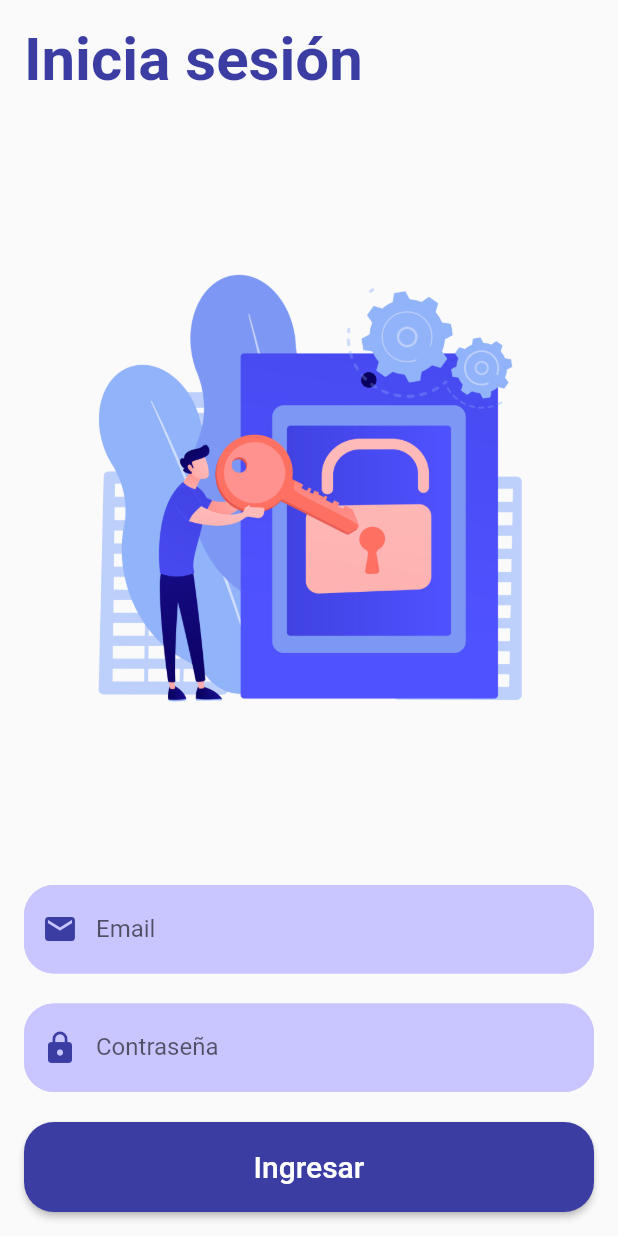
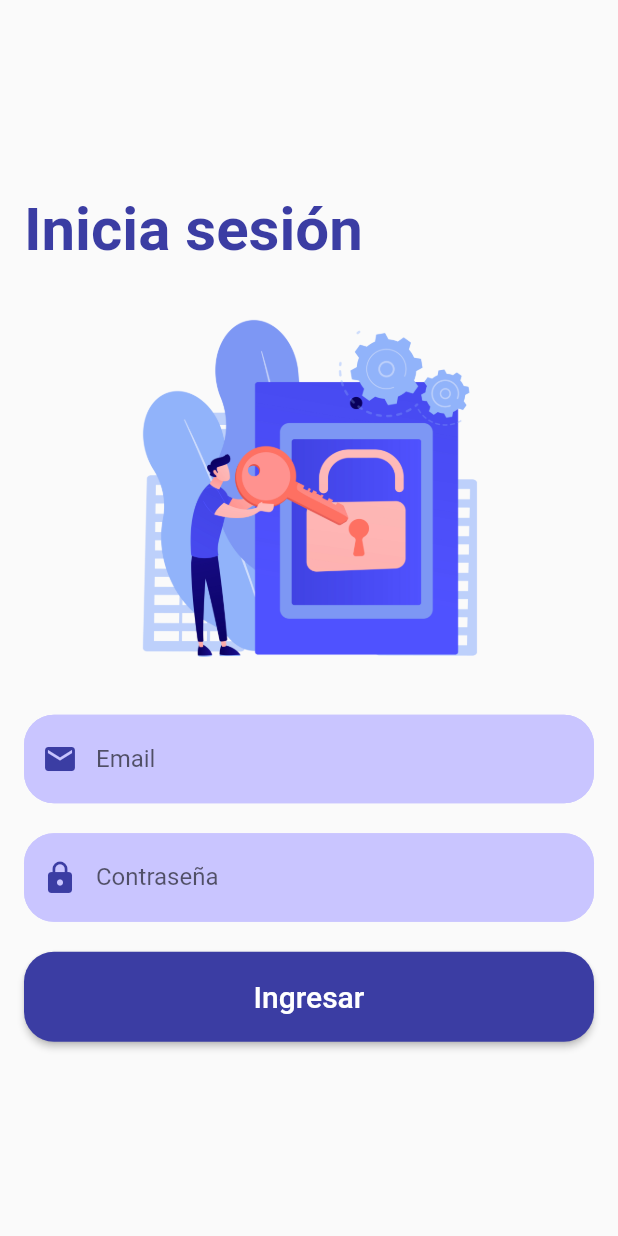
Before and after one commit to nayenjoaquin/proyecto1, a Flutter app: the screen it shows after launch, on a phone screen of 412 x 824 dp. Run offline on Flutter 3.47's test engine with Material 2 defaults, Android fonts, the phone set to English and light mode, and no system bars; our stand-ins replace cool_alert, fluttertoast, shared_preferences.

Commit message:
fixing login overflow when keyboard appears

```diff
--- a/lib/navBar.dart
+++ b/lib/navBar.dart
@@ -20,7 +20,9 @@ class NavBar extends StatelessWidget {
             currentAccountPicture: CircleAvatar(
               child: ClipOval(
                 child: Image.network(
-                  'https://cdn.pixabay.com/photo/2015/10/05/22/37/blank-profile-picture-973460_960_720.png',
+                  'http://www.udec.cl/panoramaweb2016/sites/default/files/DISE-participo-activamente-en-el-mes-de-la-lucha-contra-el-cancer_0.jpg',
+                  height: 100,
+                  width: 100,
                   fit: BoxFit.cover,
                 ),
               ),
--- a/lib/pages/login.dart
+++ b/lib/pages/login.dart
@@ -69,9 +69,10 @@ class _LoginState extends State<Login> {
 
     return Scaffold(
       body: SafeArea(
-        child: Center(
         child: Padding(
           padding: const EdgeInsets.all(16),
+          child: Center(
+            child: SingleChildScrollView(
               child: Column(
                 mainAxisAlignment: MainAxisAlignment.center,
                 children: [
@@ -86,9 +87,7 @@ class _LoginState extends State<Login> {
                       ),
                     ),
                   ),
-                const Expanded(
-                  child: loginImg,
-                ),
+                  loginImg,
                   TextField(
                     controller: mailController,
                     decoration: const InputDecoration(
@@ -158,6 +157,7 @@ class _LoginState extends State<Login> {
             ),
           ),
         ),
+      ),
     );
   }
 }
--- a/lib/pages/principal.dart
+++ b/lib/pages/principal.dart
@@ -36,7 +36,7 @@ class _PrincipalState extends State<Principal> {
       ),
       drawer: const NavBar(),
       appBar: AppBar(
-        title: const Text('Principal'),
+        title: const Text('Mensajes'),
         backgroundColor: const Color.fromARGB(255, 59, 61, 163),
       ),
       body: FutureBuilder(
```
Also changed, not shown: lib/pages/newMsj.dart (+4 -3 lines). Lines whose indentation alone changed are shown as unchanged.
